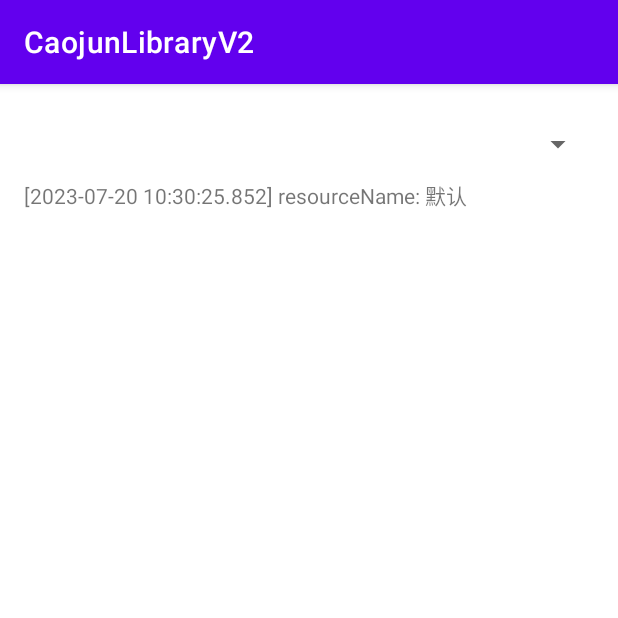
After one commit to fourmigh/CaojunLibraryV2, an Android app: the fragment ResourcesFragment shown on its own in the app's theme, on a phone screen of 412 x 824 dp, the top half of it. The commit adds this screen. Run offline under Robolectric (Android 15) with nearby library versions, the phone set to English and light mode, and no system bars.

Commit message:
新增resources模块

```diff
--- a/app/build.gradle
+++ b/app/build.gradle
@@ -37,7 +37,7 @@ android {
 
 dependencies {
 
-    implementation 'androidx.core:core-ktx:1.10.1'
+    implementation "androidx.core:core-ktx:$core_ktx_version"
     implementation 'androidx.appcompat:appcompat:1.6.1'
     implementation 'com.google.android.material:material:1.9.0'
     implementation 'androidx.constraintlayout:constraintlayout:2.1.4'
@@ -56,4 +56,5 @@ dependencies {
     implementation project(':countdown')
     implementation project(':currency')
     implementation project(':timer')
+    implementation project(':resources')
 }
--- /dev/null
+++ b/app/src/main/java/org/caojun/library/v2/fragment/ResourcesFragment.kt
@@ -0,0 +1,53 @@
+package org.caojun.library.v2.fragment
+
+import android.os.Bundle
+import android.view.LayoutInflater
+import android.view.View
+import android.view.ViewGroup
+import android.widget.AdapterView
+import android.widget.ArrayAdapter
+import androidx.fragment.app.Fragment
+import org.caojun.library.resources.LocaleUtils
+import org.caojun.library.resources.ResourcesUtils
+import org.caojun.library.resources.enums.Language
+import org.caojun.library.timer.addLog
+import org.caojun.library.v2.databinding.FragmentResourcesBinding
+
+class ResourcesFragment : Fragment() {
+
+    private var _binding: FragmentResourcesBinding? = null
+    private val binding get() = _binding!!
+
+    override fun onCreateView(
+        inflater: LayoutInflater,
+        container: ViewGroup?,
+        savedInstanceState: Bundle?
+    ): View {
+
+        _binding = FragmentResourcesBinding.inflate(inflater, container, false)
+        val root: View = binding.root
+
+        val context = requireContext()
+
+        val locales = LocaleUtils.getLocales()
+        val adapter = ArrayAdapter(context, android.R.layout.simple_list_item_activated_1, locales)
+        adapter.setDropDownViewResource(android.R.layout.simple_spinner_dropdown_item)
+        binding.spLanguage.adapter = adapter
+        binding.spLanguage.onItemSelectedListener = object : AdapterView.OnItemSelectedListener {
+            override fun onItemSelected(p0: AdapterView<*>?, p1: View?, p2: Int, p3: Long) {
+                LocaleUtils.setLocale(context, locales[binding.spLanguage.selectedItemPosition])
+                binding.tvLanguage.addLog("resourceName: ${context.getString(org.caojun.library.timer.R.string.resource_name)}")
+            }
+
+            override fun onNothingSelected(p0: AdapterView<*>?) {
+            }
+        }
+
+        return root
+    }
+
+    override fun onDestroyView() {
+        super.onDestroyView()
+        _binding = null
+    }
+}
--- /dev/null
+++ b/app/src/main/res/layout/fragment_resources.xml
@@ -0,0 +1,18 @@
+<?xml version="1.0" encoding="utf-8"?>
+<LinearLayout xmlns:android="http://schemas.android.com/apk/res/android"
+    android:orientation="vertical"
+    android:layout_margin="@dimen/activity_margin"
+    android:layout_width="match_parent"
+    android:layout_height="match_parent">
+
+    <Spinner
+        android:id="@+id/spLanguage"
+        android:layout_width="match_parent"
+        android:layout_height="wrap_content"/>
+
+    <TextView
+        android:id="@+id/tvLanguage"
+        android:layout_width="match_parent"
+        android:layout_height="wrap_content"/>
+
+</LinearLayout>
--- a/app/src/main/res/menu/activity_main_drawer.xml
+++ b/app/src/main/res/menu/activity_main_drawer.xml
@@ -36,5 +36,9 @@
             android:id="@+id/nav_time"
             android:icon="@drawable/ic_menu_slideshow"
             android:title="@string/menu_time" />
+        <item
+            android:id="@+id/nav_resources"
+            android:icon="@drawable/ic_menu_camera"
+            android:title="@string/menu_resources" />
     </group>
 </menu>
--- a/app/src/main/res/navigation/mobile_navigation.xml
+++ b/app/src/main/res/navigation/mobile_navigation.xml
@@ -53,4 +53,10 @@
         android:name="org.caojun.library.v2.fragment.TimeFragment"
         android:label="@string/menu_time"
         tools:layout="@layout/fragment_time" />
+
+    <fragment
+        android:id="@+id/nav_resources"
+        android:name="org.caojun.library.v2.fragment.ResourcesFragment"
+        android:label="@string/menu_resources"
+        tools:layout="@layout/fragment_time" />
 </navigation>
--- a/app/src/main/res/values/strings.xml
+++ b/app/src/main/res/values/strings.xml
@@ -16,4 +16,5 @@
     <string name="menu_countdown_movie">CountdownMovie Demo</string>
     <string name="menu_currency">Currency Demo</string>
     <string name="menu_time">Time Demo</string>
+    <string name="menu_resources">Resources Demo</string>
 </resources>
--- a/build.gradle
+++ b/build.gradle
@@ -2,6 +2,7 @@
 buildscript {
     ext {
         sdk_version = 33
+        core_ktx_version = '1.10.1'
     }
     repositories {
         maven { url 'https://maven.aliyun.com/repository/public/' }
--- /dev/null
+++ b/resources/src/main/AndroidManifest.xml
@@ -0,0 +1,4 @@
+<?xml version="1.0" encoding="utf-8"?>
+<manifest xmlns:android="http://schemas.android.com/apk/res/android">
+
+</manifest>
--- /dev/null
+++ b/resources/src/main/java/org/caojun/library/resources/LocaleUtils.kt
@@ -0,0 +1,18 @@
+package org.caojun.library.resources
+
+import android.content.Context
+import java.util.Locale
+
+object LocaleUtils {
+
+    fun getLocales(): Array<Locale> {
+        return Locale.getAvailableLocales()
+    }
+
+    fun setLocale(context: Context, locale: Locale) {
+        val res = context.resources
+        val config = res.configuration
+        config.locale = locale
+        res.updateConfiguration(config, res.displayMetrics);
+    }
+}
--- a/settings.gradle
+++ b/settings.gradle
@@ -21,3 +21,4 @@ include ':pinyin'
 include ':countdown'
 include ':currency'
 include ':timer'
+include ':resources'
--- a/timer/src/main/java/org/caojun/library/timer/TimeUtils.kt
+++ b/timer/src/main/java/org/caojun/library/timer/TimeUtils.kt
@@ -1,4 +1,55 @@
 package org.caojun.library.timer
 
+import android.annotation.SuppressLint
+import android.text.TextUtils
+import android.widget.TextView
+import java.text.SimpleDateFormat
+import java.util.Date
+import java.util.TimeZone
+import kotlin.math.abs
+
 object TimeUtils {
+
+    private val LocalTimeZone = TimeZone.getDefault()
+    const val DEFAULT_DATA_FORMAT = "yyyy-MM-dd HH:mm:ss.SSS"
+
+    @SuppressLint("SimpleDateFormat")
+    private fun getSimpleDateFormat(dateFormat: String = DEFAULT_DATA_FORMAT, timeZone: TimeZone = LocalTimeZone): SimpleDateFormat {
+        val df = SimpleDateFormat()
+        df.timeZone = timeZone
+        df.applyLocalizedPattern(dateFormat)
+        return df
+    }
+
+    @SuppressLint("SimpleDateFormat")
+    private fun getSimpleDateFormat(dateFormat: String = DEFAULT_DATA_FORMAT, timeZone: String = LocalTimeZone.id): SimpleDateFormat {
+        val df = SimpleDateFormat(dateFormat)
+        df.timeZone = TimeZone.getTimeZone(timeZone)
+        return df
+    }
+
+    fun getTime(timeZone: TimeZone = LocalTimeZone, dateFormat: String = DEFAULT_DATA_FORMAT, time: Long = System.currentTimeMillis()): String {
+        if (TextUtils.isEmpty(dateFormat)) {
+            return ""
+        }
+        val df = getSimpleDateFormat(dateFormat, timeZone)
+        val date = Date(abs(time))
+        return df.format(date)
+    }
+
+    fun getTime(timeZone: String = LocalTimeZone.id, dateFormat: String = DEFAULT_DATA_FORMAT, time: Long = System.currentTimeMillis()): String {
+        return getTime(TimeZone.getTimeZone(timeZone), dateFormat, time)
+    }
+
+    fun getTime(): String {
+        return getTime(LocalTimeZone, DEFAULT_DATA_FORMAT, System.currentTimeMillis())
+    }
 }
+
+//TextView简易添加日志
+fun TextView.addLog(log: String) {
+    val time = TimeUtils.getTime()
+    val msg = "[$time] $log"
+    val text = this.text.toString()
+    setText("$msg\n$text")
+}
--- /dev/null
+++ b/timer/src/main/res/values/strings.xml
@@ -0,0 +1,5 @@
+<?xml version="1.0" encoding="utf-8"?>
+<resources>
+    <string name="resource_name">默认</string>
+    <string name="data_format">yyyy-MM-dd HH:mm:ss.SSS</string>
+</resources>
```
Also changed, not shown: app/src/main/java/org/caojun/library/v2/fragment/TimeFragment.kt (+5 -3 lines), resources/build.gradle (added, +36 -0 lines), resources/src/main/java/org/caojun/library/resources/ResourcesUtils.kt (added, +86 -0 lines), resources/src/main/java/org/caojun/library/resources/enums/Language.kt (added, +16 -0 lines), timer/src/main/java/org/caojun/library/timer/TimeZoneUtils.kt (+6 -6 lines), 15 other files.
